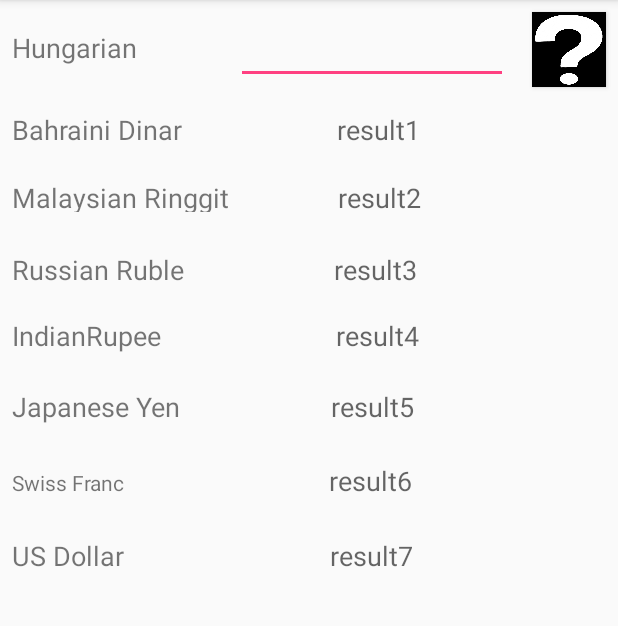
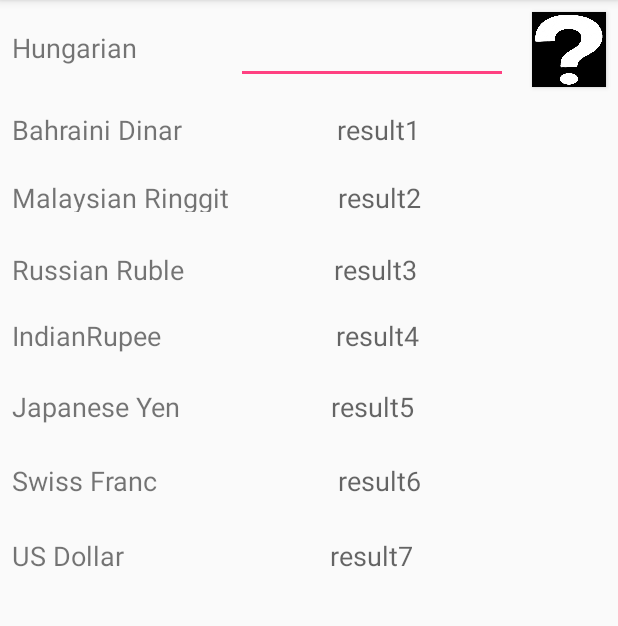
Before and after one commit to FirojaParveen/androidAssignment1, an Android app: the screen it shows after launch (MainActivity), on a phone screen of 412 x 824 dp, the part 84-710 px from its top. Run offline under Robolectric (Android 15) with nearby library versions, the phone set to English and light mode, and no system bars.

Commit message:
files commited

```diff
--- a/app/src/main/res/layout/activity_main.xml
+++ b/app/src/main/res/layout/activity_main.xml
@@ -206,7 +206,8 @@
         android:layout_height="wrap_content"
         android:orientation="horizontal"
         android:weightSum="10">
-    <TextView
+
+        <TextView
             android:id="@+id/textView7"
             android:layout_width="wrap_content"
             android:layout_height="24dp"
@@ -214,8 +215,9 @@
             android:layout_marginEnd="8dp"
             android:layout_marginStart="8dp"
             android:layout_marginTop="8dp"
+            android:layout_weight="7.5"
             android:text="Swiss Franc"
-        android:layout_weight="7.5"/>
+            android:textSize="18sp" />
     <TextView
         android:id="@+id/textView14"
         android:layout_width="144dp"
```
Also changed, not shown: app/src/main/java/com/promact/curcon/MainActivity.java (+20 -11 lines).
